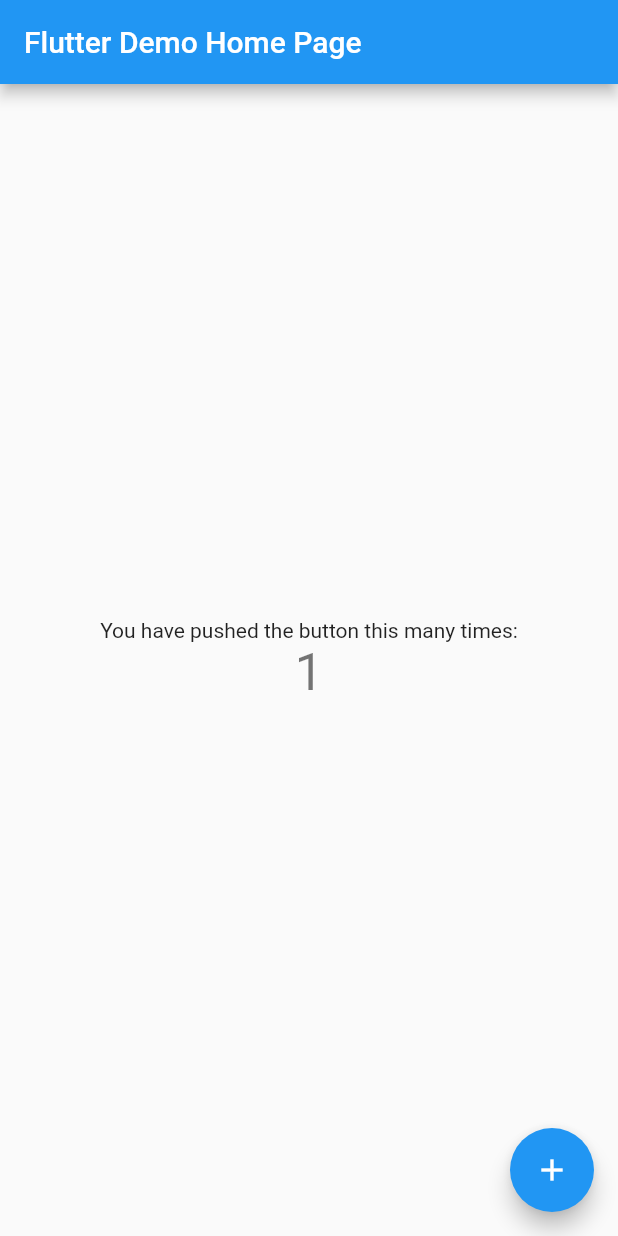
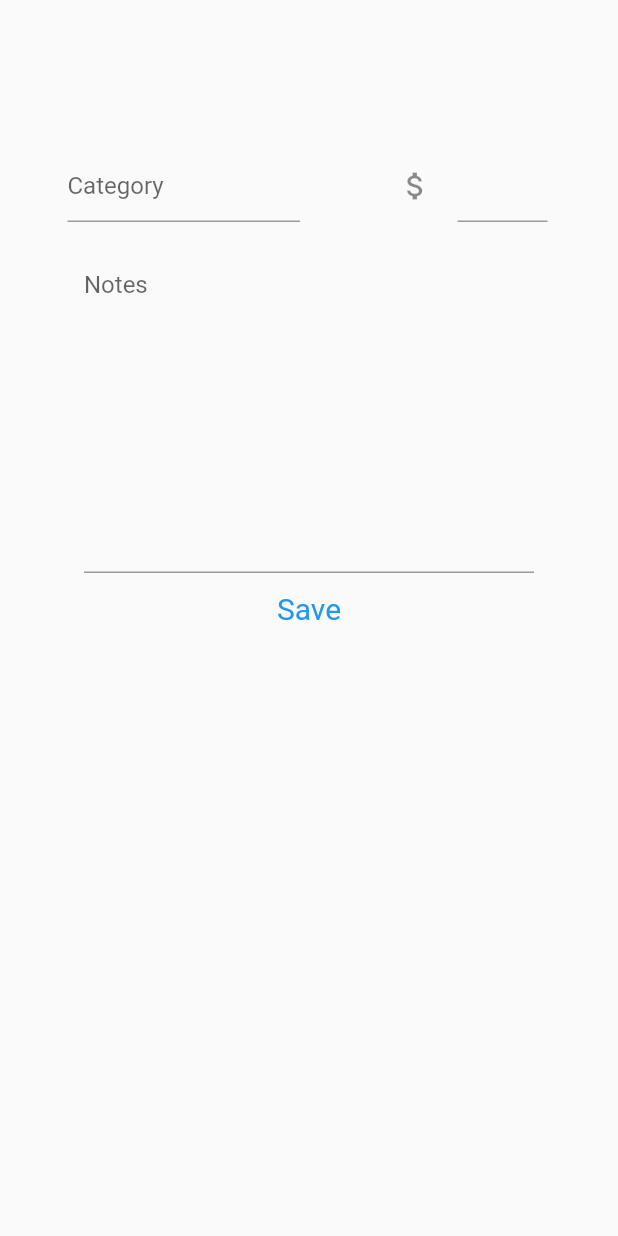
Before and after one commit to yennhio/budgeti, a Flutter app: the screen it shows after launch, after a tap on the "add" icon, on a phone screen of 412 x 824 dp. Run offline on Flutter 3.47's test engine with Material 2 defaults, Android fonts, the phone set to English and light mode, and no system bars.

Commit message:
added first ui widgets

```diff
--- /dev/null
+++ b/lib/add.dart
@@ -0,0 +1,67 @@
+import 'package:flutter/material.dart';
+
+class AddPage extends StatefulWidget {
+  const AddPage({Key? key}) : super(key: key);
+
+  @override
+  _AddPageState createState() => _AddPageState();
+}
+
+class _AddPageState extends State<AddPage> {
+  @override
+  Widget build(BuildContext context) {
+    return Scaffold(
+      body: Column(
+        children: [
+          Row(
+            mainAxisAlignment: MainAxisAlignment.spaceBetween,
+            children: [
+              Container(
+                margin: EdgeInsets.only(top:100, left: 45),
+                width: 155,
+                child: TextField(
+                  textCapitalization: TextCapitalization.words,
+                  decoration: InputDecoration(
+                      hintText: "Category"
+                  ),
+                ),
+              ),
+              Container(
+                width: 100,
+                margin: EdgeInsets.only(top:100, right: 47),
+                child: TextField(
+                  keyboardType: TextInputType.number,
+                  decoration: InputDecoration(
+                      icon: Icon(Icons.attach_money),
+                      counterText: ""
+                  ),
+                ),
+              ),
+            ]
+          ),
+          Container(
+            margin: EdgeInsets.only(top: 20),
+            width: 300,
+            child: TextField(
+              obscureText: false,
+              maxLines: 10,
+              textCapitalization: TextCapitalization.sentences,
+              decoration: InputDecoration(
+                hintText: "Notes"
+              ),
+            ),
+          ),
+          TextButton(
+            style: TextButton.styleFrom(
+              textStyle: const TextStyle(fontSize: 20),
+            ),
+            onPressed: () {
+          Navigator.pop(context);
+          },
+            child: const Text('Save'),
+          ),
+        ],
+    )
+    );
+  }
+}
--- a/lib/main.dart
+++ b/lib/main.dart
@@ -1,4 +1,5 @@
 import 'package:flutter/material.dart';
+import 'add.dart';
 
 void main() {
   runApp(MyApp());
@@ -11,33 +12,16 @@ class MyApp extends StatelessWidget {
     return MaterialApp(
       title: 'Flutter Demo',
       theme: ThemeData(
-        // This is the theme of your application.
-        //
-        // Try running your application with "flutter run". You'll see the
-        // application has a blue toolbar. Then, without quitting the app, try
-        // changing the primarySwatch below to Colors.green and then invoke
-        // "hot reload" (press "r" in the console where you ran "flutter run",
-        // or simply save your changes to "hot reload" in a Flutter IDE).
-        // Notice that the counter didn't reset back to zero; the application
-        // is not restarted.
+
         primarySwatch: Colors.blue,
       ),
-      home: MyHomePage(title: 'Flutter Demo Home Page'),
+      home: MyHomePage(title: 'My spending this month'),
     );
   }
 }
 
 class MyHomePage extends StatefulWidget {
   MyHomePage({Key? key, required this.title}) : super(key: key);
-
-  // This widget is the home page of your application. It is stateful, meaning
-  // that it has a State object (defined below) that contains fields that affect
-  // how it looks.
-
-  // This class is the configuration for the state. It holds the values (in this
-  // case the title) provided by the parent (in this case the App widget) and
-  // used by the build method of the State. Fields in a Widget subclass are
-  // always marked "final".
 
   final String title;
 
@@ -61,51 +45,111 @@ class _MyHomePageState extends State<MyHomePage> {
 
   @override
   Widget build(BuildContext context) {
-    // This method is rerun every time setState is called, for instance as done
-    // by the _incrementCounter method above.
-    //
-    // The Flutter framework has been optimized to make rerunning build methods
-    // fast, so that you can just rebuild anything that needs updating rather
-    // than having to individually change instances of widgets.
+
     return Scaffold(
-      appBar: AppBar(
-        // Here we take the value from the MyHomePage object that was created by
-        // the App.build method, and use it to set our appbar title.
-        title: Text(widget.title),
+      body: SingleChildScrollView(
+          child: Column(
+          children: <Widget>[
+            Stack(
+              children: [
+                Container(
+                    height: 230,
+                    decoration: BoxDecoration(
+                      borderRadius: BorderRadius.only(
+                        bottomRight: Radius.circular(50),
+                      ),
+                        gradient: LinearGradient(
+                            begin: Alignment.bottomLeft,
+                            end: Alignment.topRight,
+                            colors: [Colors.blue, Colors.white]
+                        ),
+                        boxShadow: [
+                          BoxShadow(
+                            color: Colors.blue.withOpacity(0.4),
+                            spreadRadius: 7,
+                            blurRadius: 30,
+                            offset: Offset(0, 3)
+                          )
+                        ]
+                    )
+                ),
+                Container(
+                  margin: EdgeInsets.only(top:150, left:40),
+                  child: Text(
+                    'My Spending',
+                        style: TextStyle(fontSize: 30, color: Colors.white, fontWeight: FontWeight.w600),
+                  )
+                )
+              ],
+            ),
+            Row(
+              mainAxisAlignment: MainAxisAlignment.spaceBetween,
+              children: <Widget>[
+                Container(
+                  margin: EdgeInsets.only(left: 70, top:40),
+                  child: Text(
+                    'Income',
+                    style: TextStyle(fontSize: 20),
+                  ),
+                ),
+                Container(
+                  width: 100,
+                    margin: EdgeInsets.only(right: 70, top: 40),
+                    child: TextField(
+                      style: TextStyle(fontSize: 20),
+                      textAlign: TextAlign.center,
+                      keyboardType: TextInputType.number,
+                      decoration: InputDecoration(
+                        enabledBorder: UnderlineInputBorder(
+                            borderSide: BorderSide(color: Colors.grey)),
+                        focusedBorder: UnderlineInputBorder(
+                            borderSide: BorderSide(color: Colors.blue)),
+                          icon: Icon(Icons.attach_money),
+                          counterText: ""
+                      ),
+                    ),
+                  ),
+              ],
+            ),
+            Row(
+                mainAxisAlignment: MainAxisAlignment.spaceBetween,
+                children: <Widget>[
+                Container(
+                    margin: EdgeInsets.only(left: 70),
+                    child: Text(
+                      'Remaining',
+                      style: TextStyle(fontSize: 20),
+                    )
+                ),
+                Container(
+                  width: 100,
+                  margin: EdgeInsets.only(right: 70),
+                  child: TextField(
+                    style: TextStyle(fontSize: 20),
+                    textAlign: TextAlign.center,
+                    keyboardType: TextInputType.number,
+                    decoration: InputDecoration(
+                        icon: Icon(Icons.attach_money),
+                        counterText: "",
+                        enabledBorder: UnderlineInputBorder(
+                            borderSide: BorderSide(color: Colors.grey)),
+                        focusedBorder: UnderlineInputBorder(
+                          borderSide: BorderSide(color: Colors.blue)),
+                    ),
+                  ),
+                )
+              ]
+            )
+          ],
       ),
-      body: Center(
-        // Center is a layout widget. It takes a single child and positions it
-        // in the middle of the parent.
-        child: Column(
-          // Column is also a layout widget. It takes a list of children and
-          // arranges them vertically. By default, it sizes itself to fit its
-          // children horizontally, and tries to be as tall as its parent.
-          //
-          // Invoke "debug painting" (press "p" in the console, choose the
-          // "Toggle Debug Paint" action from the Flutter Inspector in Android
-          // Studio, or the "Toggle Debug Paint" command in Visual Studio Code)
-          // to see the wireframe for each widget.
-          //
-          // Column has various properties to control how it sizes itself and
-          // how it positions its children. Here we use mainAxisAlignment to
-          // center the children vertically; the main axis here is the vertical
-          // axis because Columns are vertical (the cross axis would be
-          // horizontal).
-          mainAxisAlignment: MainAxisAlignment.center,
-          children: <Widget>[
-            Text(
-              'You have pushed the button this many times:',
-            ),
-            Text(
-              '$_counter',
-              style: Theme.of(context).textTheme.headline4,
-            ),
-          ],
-        ),
       ),
       floatingActionButton: FloatingActionButton(
-        onPressed: _incrementCounter,
-        tooltip: 'Increment',
+        onPressed:() {
+          Navigator.push(
+            context,
+            MaterialPageRoute(builder: (context) => AddPage()),
+          );
+        },
         child: Icon(Icons.add),
       ), // This trailing comma makes auto-formatting nicer for build methods.
     );
```
